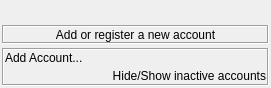
Qt form src/plugins/accountmanager/accountsoptionswidget2.ui (xnamed/vacuum-im) before a commit.
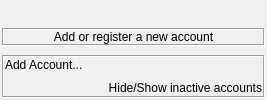
The same form after that commit.

The edit to the form file:
```diff
--- a/src/plugins/accountmanager/accountsoptionswidget2.ui
+++ b/src/plugins/accountmanager/accountsoptionswidget2.ui
@@ -6,8 +6,8 @@
    <rect>
     <x>0</x>
     <y>0</y>
-    <width>271</width>
-    <height>88</height>
+    <width>267</width>
+    <height>100</height>
    </rect>
   </property>
   <property name="sizePolicy">
@@ -18,7 +18,7 @@
   </property>
   <layout class="QVBoxLayout" name="verticalLayout_2">
    <property name="spacing">
-    <number>4</number>
+    <number>9</number>
    </property>
    <property name="leftMargin">
     <number>2</number>
@@ -83,7 +83,7 @@
      </property>
      <layout class="QVBoxLayout" name="verticalLayout">
       <property name="spacing">
-       <number>4</number>
+       <number>9</number>
       </property>
       <property name="leftMargin">
        <number>1</number>
```
Left out of the diff: 2 changed lines with no effect on the pictures.
